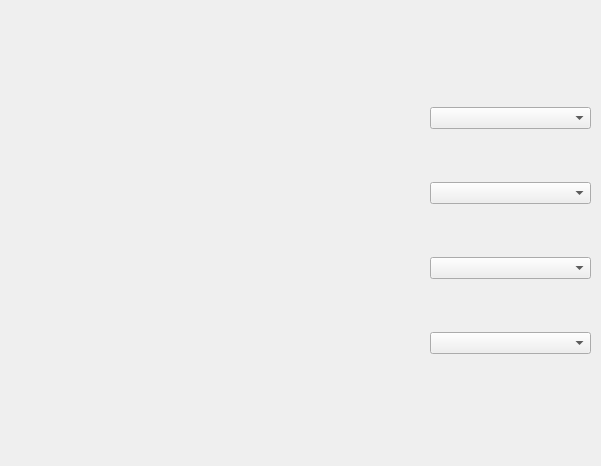
The window that Test2/media.ui (Tameratlant/Qt) describes before a commit, drawn with Qt 5.
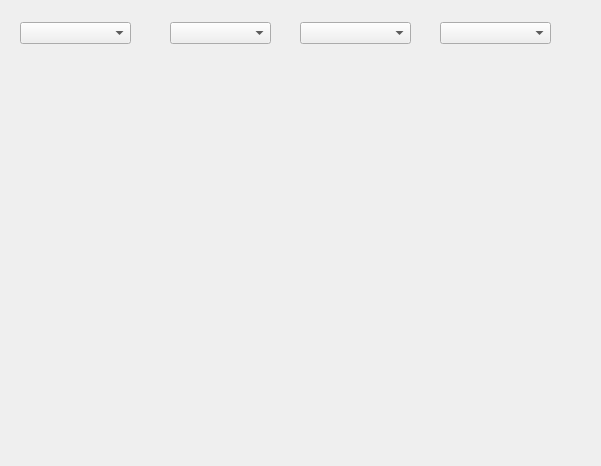
The same window after the commit.

The edit to the form file:
```diff
--- a/Test2/media.ui
+++ b/Test2/media.ui
@@ -16,22 +16,58 @@
   <widget class="QWidget" name="verticalLayoutWidget">
    <property name="geometry">
     <rect>
-     <x>430</x>
-     <y>60</y>
-     <width>161</width>
-     <height>341</height>
+     <x>20</x>
+     <y>20</y>
+     <width>111</width>
+     <height>27</height>
     </rect>
    </property>
-   <layout class="QVBoxLayout" name="verticalLayout">
+   <layout class="QHBoxLayout" name="horizontalLayout">
     <item>
      <widget class="QComboBox" name="comboBox"/>
     </item>
+   </layout>
+  </widget>
+  <widget class="QWidget" name="horizontalLayoutWidget_2">
+   <property name="geometry">
+    <rect>
+     <x>170</x>
+     <y>20</y>
+     <width>101</width>
+     <height>27</height>
+    </rect>
+   </property>
+   <layout class="QHBoxLayout" name="horizontalLayout_2">
     <item>
      <widget class="QComboBox" name="comboBox_2"/>
     </item>
+   </layout>
+  </widget>
+  <widget class="QWidget" name="verticalLayoutWidget_2">
+   <property name="geometry">
+    <rect>
+     <x>300</x>
+     <y>20</y>
+     <width>111</width>
+     <height>27</height>
+    </rect>
+   </property>
+   <layout class="QVBoxLayout" name="verticalLayout_2">
     <item>
      <widget class="QComboBox" name="comboBox_3"/>
     </item>
+   </layout>
+  </widget>
+  <widget class="QWidget" name="horizontalLayoutWidget_3">
+   <property name="geometry">
+    <rect>
+     <x>440</x>
+     <y>20</y>
+     <width>111</width>
+     <height>27</height>
+    </rect>
+   </property>
+   <layout class="QHBoxLayout" name="horizontalLayout_3">
     <item>
      <widget class="QComboBox" name="comboBox_4"/>
     </item>
```
Left out of the diff: 2 changed lines with no effect on the pictures.
